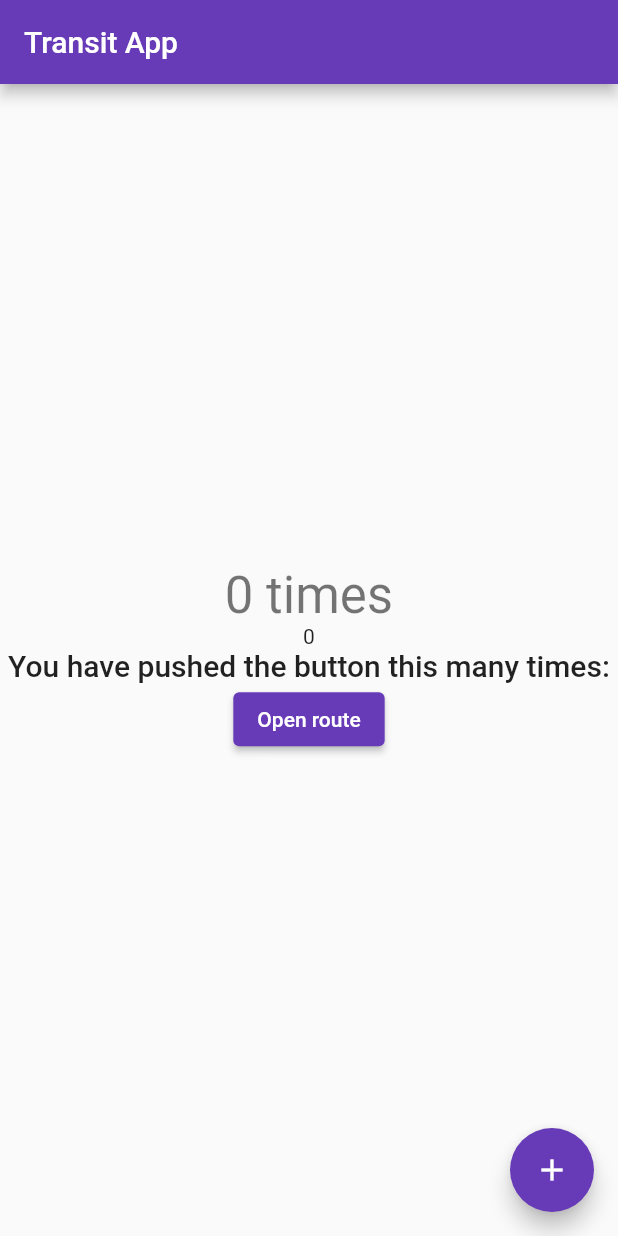
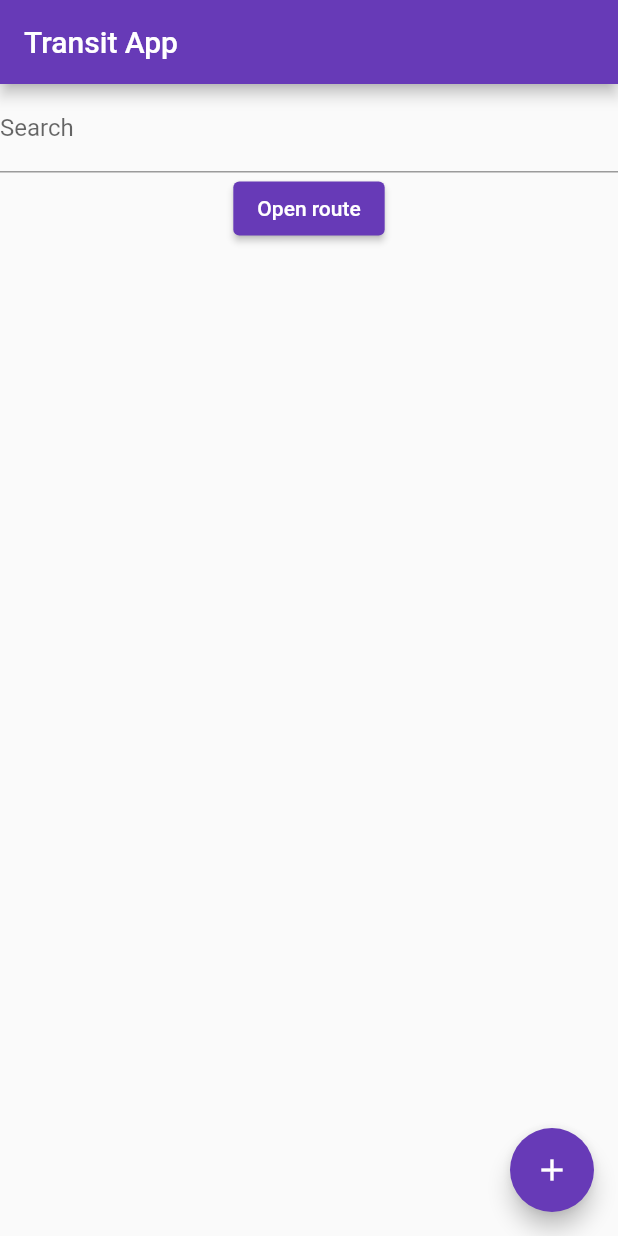
Before and after one commit to popcorn9499/TransitApp, a Flutter app: the screen it shows after launch, on a phone screen of 412 x 824 dp. Run offline on Flutter 3.47's test engine with Material 2 defaults, Android fonts, the phone set to English and light mode, and no system bars; our stand-ins replace sprintf.

Commit message:
rearrange may screen

```diff
--- a/lib/widgets/main_menu.dart
+++ b/lib/widgets/main_menu.dart
@@ -48,6 +48,12 @@ class MyHomePage extends StatefulWidget {
 
 class _MyHomePageState extends State<MyHomePage> {
   int _counter = 0;
+  late TextEditingController _controller;
+  @override
+  void initState() {
+    super.initState();
+    _controller = TextEditingController();
+  }
 
   void _incrementCounter() {
     setState(() {
@@ -96,16 +102,13 @@ class _MyHomePageState extends State<MyHomePage> {
           // center the children vertically; the main axis here is the vertical
           // axis because Columns are vertical (the cross axis would be
           // horizontal).
-          mainAxisAlignment: MainAxisAlignment.center,
           children: <Widget>[
-            Text(
-              '$_counter times',
-              style: Theme.of(context).textTheme.headline4,
-            ),
-            Text(Random().nextInt(10).toString()),
-            Text(
-              'You have pushed the button this many times:',
-              style: Theme.of(context).textTheme.headline6,
+            TextField(
+              controller: _controller,
+                decoration: InputDecoration(
+                    labelText: "Search",
+                    hintText: "Search by Street name, Route Number or Stop Number",
+                ),
             ),
             ElevatedButton(
               child: const Text('Open route'),
@@ -113,7 +116,7 @@ class _MyHomePageState extends State<MyHomePage> {
                 // Navigate to second route when tapped.
                 Navigator.push(
                   context,
-                  MaterialPageRoute(builder: (context) => const SecondRoute(searchNumber: 10611)),
+                  MaterialPageRoute(builder: (context) => SecondRoute(searchNumber: _controller.text ?? "")),
                 );
               },
             ),
```
